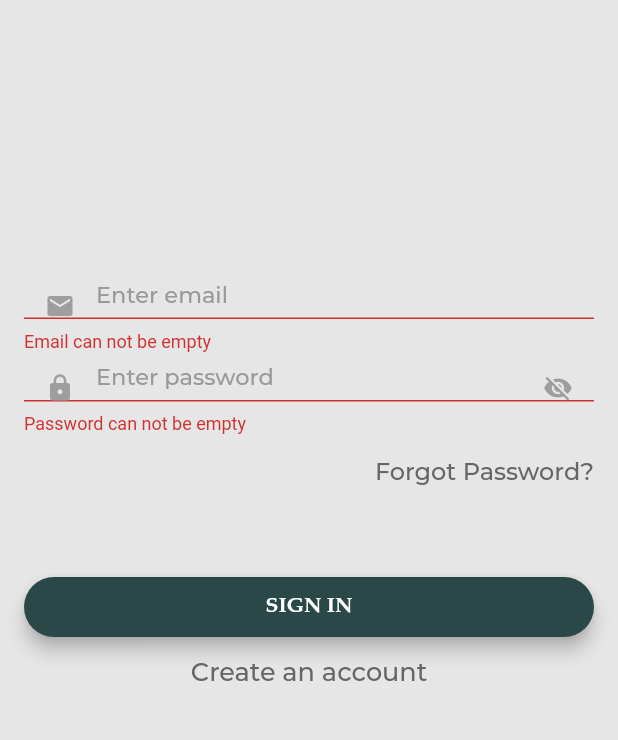
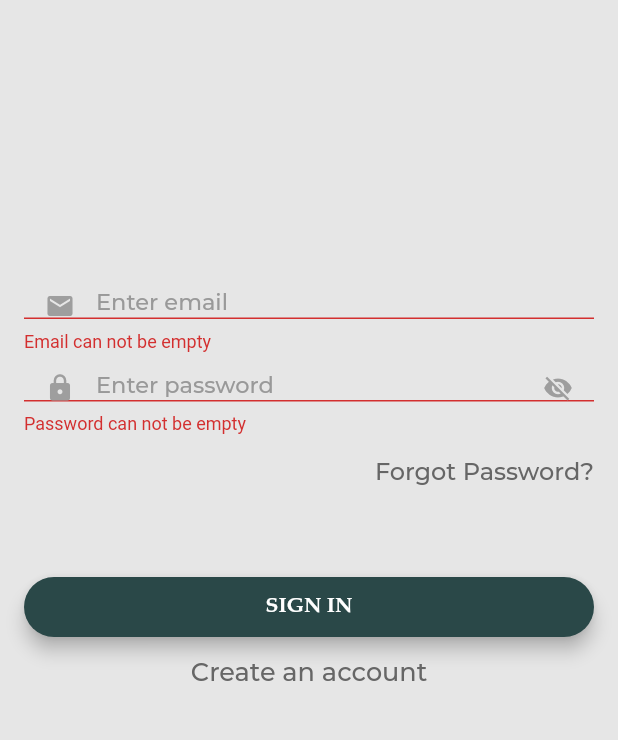
Before and after one commit to Ezhik1998/driver, a Flutter app: the screen it shows after launch, after a tap on "SIGN IN", on a phone screen of 412 x 824 dp, the part 365-1105 px from its top. Run offline on Flutter 3.47's test engine with Material 2 defaults, Android fonts, the phone set to English and light mode, and no system bars; our stand-ins replace cloud_firestore, firebase_auth, splashscreen; accounts and stored records are empty; project files that could hold a hidden picture were left out.

```diff
--- a/lib/pages/signIn_signUp_Page.dart
+++ b/lib/pages/signIn_signUp_Page.dart
@@ -1,6 +1,8 @@
 import 'package:flutter/material.dart';
 import 'package:driver/services/firebaseAuthUtils.dart';
-import 'package:driver/enums/enums.dart';
+import 'package:cloud_firestore/cloud_firestore.dart';
+
+// import 'package:driver/enums/enums.dart';
 
 // enum FormType { SIGN_IN, SIGN_UP, RESET }
 
@@ -41,31 +43,41 @@ class _SignInSignUpPageState extends State<SignInSignUpPage> {
   }
 
 // Perform sign in/sign up
-  void _validateAndSubmit() async {
+  Future<String> _validateAndSubmit() async {
+    // print("validateAndSubmit");
     setState(() {
       _errorMessage = "";
       _isLoading = true;
     });
+    // print("Error message: $_errorMessage");
     if (_validateAndSave()) {
       String userId = "";
+      // print("validateAndSave - true");
+      // print("Is reset: $_isResetForm");
       try {
         if (_isSignInForm) {
           userId = await widget.auth.signIn(_email, _password);
-          print("Sign in user: $userId");
+          // print("Sign in user: $userId");
         } else if (_isResetForm) {
           await widget.auth.sendPasswordResetEmail(_email);
           print("Password was reset");
-          setState(() {
-            // _formState = FormType.SIGN_IN;
-            _isSignInForm = true;
-            // _isResetForm = false;
-            _showForgotPassword = true;
-          });
+          // setState(() {
+          //         _isResetForm = !_isResetForm;
+          //         _isSignInForm = true;
+          //         // _showForgotPassword = true;
+          //       });
+          // setState(() {
+          //   // _formState = FormType.SIGN_IN;
+          //   _isSignInForm = true;
+          //   _isResetForm = !_isResetForm;
+          //   // _isResetForm = false;
+          //   _showForgotPassword = true;
+          // });
         } else {
-          userId = await widget.auth.signUp(_email, _password);
+          userId = await widget.auth.signUp(_name, _email, _password);
           widget.auth.sendEmailVerification();
           _showVerifyEmailSentDialog();
-          print("Sign up user: $userId");
+          // print("Sign up user: $userId");
         }
         setState(() {
           _isLoading = false;
@@ -73,17 +85,19 @@ class _SignInSignUpPageState extends State<SignInSignUpPage> {
         if (userId.length > 0 && userId != null && _isSignInForm)
           widget.onSignedIn();
       } catch (e) {
-        print(e);
+        // print("Error: $e");
         setState(() {
           _isLoading = false;
           if (_isIos)
             _errorMessage = e.details;
           else
             _errorMessage = e.message;
+          // print("In err: $_errorMessage");
           // _formKey.currentState.reset();
         });
       }
     }
+    return _errorMessage;
   }
 
   @override
@@ -100,6 +114,7 @@ class _SignInSignUpPageState extends State<SignInSignUpPage> {
   }
 
   void toggleForm() {
+    print("in toggle");
     _formKey.currentState.reset();
     _errorMessage = "";
     setState(() {
@@ -130,6 +145,7 @@ class _SignInSignUpPageState extends State<SignInSignUpPage> {
         context: context,
         builder: (BuildContext context) {
           return AlertDialog(
+            backgroundColor: Color(0xFF2a4848),
             title: Text('Verify your account'),
             content: Text('Link verify has been sent to your email'),
             actions: <Widget>[
@@ -166,6 +182,8 @@ class _SignInSignUpPageState extends State<SignInSignUpPage> {
             _showLogo(),
             _showText(),
             _showNameInput(),
+            // _showEmailInput(),
+            // _showPasswordInput(),
             _isResetForm ? _showEmailInput(false) : _showEmailInput(true),
             _isResetForm ? _showEmailInput(true) : _showPasswordInput(),
             _showForgotPasswordButton(),
@@ -257,23 +275,50 @@ class _SignInSignUpPageState extends State<SignInSignUpPage> {
         child: Builder(
           builder: (context) => RaisedButton(
             onPressed: () {
-              _validateAndSubmit();
-              // Dismiss the keyboard
-              FocusScopeNode currentFocus = FocusScope.of(context);
-              if (!currentFocus.hasPrimaryFocus) {
-                currentFocus.unfocus();
-              }
-              if (_isResetForm) {
+              _validateAndSubmit().then((_err) {
+                // print("_err: $_err");
+                // print("_isResetForm: $_isResetForm");
+                if (_isResetForm && _email != null && _err == "") {
                   setState(() {
+                    // _formState = FormType.SIGN_IN;
+                    _isSignInForm = true;
                     _isResetForm = !_isResetForm;
+                    // _isResetForm = false;
+                    _showForgotPassword = true;
                   });
-                print("snackbar");
+                  // setState(() {
+                  //   _isResetForm = !_isResetForm;
+                  //   _isSignInForm = true;
+                  //   // _showForgotPassword = true;
+                  // });
+                  // print("snackbar");
                   Scaffold.of(context).showSnackBar(SnackBar(
                     content:
                         Text("A password reset link has been sent to $_email"),
                     duration: const Duration(seconds: 3),
                   ));
                 }
+              });
+              // Dismiss the keyboard
+              FocusScopeNode currentFocus = FocusScope.of(context);
+              if (!currentFocus.hasPrimaryFocus) {
+                currentFocus.unfocus();
+              }
+              // print("Error in showButton: $_errorMessage");
+              // print("Email: $_email");
+              // if (_isResetForm && _email != null) {
+              //   // setState(() {
+              //   //   _isResetForm = !_isResetForm;
+              //   //   _isSignInForm = true;
+              //   //   // _showForgotPassword = true;
+              //   // });
+              //   print("snackbar");
+              //   Scaffold.of(context).showSnackBar(SnackBar(
+              //     content:
+              //         Text("A password reset link has been sent to $_email"),
+              //     duration: const Duration(seconds: 3),
+              //   ));
+              // }
             },
             elevation: 5.0,
             shape: RoundedRectangleBorder(
@@ -282,7 +327,10 @@ class _SignInSignUpPageState extends State<SignInSignUpPage> {
             child: Text(
               _isSignInForm ? "SIGN IN" : _isResetForm ? "SUBMIT" : "SIGN UP",
               style: TextStyle(
-                  fontSize: 14.0, color: Colors.white, fontFamily: "Palatino", fontWeight: FontWeight.bold),
+                  fontSize: 14.0,
+                  color: Colors.white,
+                  fontFamily: "Palatino",
+                  fontWeight: FontWeight.bold),
             ),
 
             // _isSignInForm
@@ -318,11 +366,14 @@ class _SignInSignUpPageState extends State<SignInSignUpPage> {
               maxLines: 1,
               obscureText: _obscurePassword,
               autofocus: false,
-              style: TextStyle(color: Color(0xFF2a4848), fontSize: 15.0,
+              style: TextStyle(
+                color: Color(0xFF2a4848),
+                fontSize: 15.0,
                 fontFamily: "Montserrat",
-                    fontWeight: FontWeight.w300,),
+                fontWeight: FontWeight.w300,
+              ),
               decoration: InputDecoration(
-                  contentPadding: EdgeInsets.only(top: 10),
+                  contentPadding: EdgeInsets.only(top: 15),
                   focusedBorder: OutlineInputBorder(
                       borderRadius: BorderRadius.circular(20.0),
                       borderSide: BorderSide(color: Color(0xFF3C5859))),
@@ -334,7 +385,8 @@ class _SignInSignUpPageState extends State<SignInSignUpPage> {
                     color: Color(0xFF999999),
                     fontSize: 15.0,
                     fontFamily: "Montserrat",
-                      fontWeight: FontWeight.w300,),
+                    fontWeight: FontWeight.w300,
+                  ),
                   prefixIcon: Icon(
                     Icons.lock,
                     color: Colors.grey,
@@ -369,7 +421,8 @@ class _SignInSignUpPageState extends State<SignInSignUpPage> {
         Visibility(
           child: Container(
             height: 50.0,
-            child: _showForgotPassword ? FlatButton(
+            child: _showForgotPassword
+                ? FlatButton(
                     padding: EdgeInsets.only(right: 0.0),
                     child: Text(
                       "Forgot Password?",
@@ -386,7 +439,8 @@ class _SignInSignUpPageState extends State<SignInSignUpPage> {
                         _isSignInForm = false;
                         _showForgotPassword = !_showForgotPassword;
                       });
-                }) : null,
+                    })
+                : null,
           ),
           // visible: _showForgotPassword,
         ),
@@ -395,20 +449,28 @@ class _SignInSignUpPageState extends State<SignInSignUpPage> {
   }
 
   _showEmailInput(bool shouldShow) {
+    // print("////");
+    // print("in email");
+    // print(shouldShow);
+    // print(_email);
     return Padding(
         padding: EdgeInsets.fromLTRB(0.0, 15.0, 0.0, 0.0),
         child: Container(
           height: 40,
-          child: shouldShow ? TextFormField(
+          child: shouldShow
+              ? TextFormField(
                   maxLines: 1,
                   keyboardType: TextInputType.emailAddress,
                   // obscureText: true,
                   autofocus: false,
-            style: TextStyle(color: Color(0xFF2a4848), fontSize: 15.0,
+                  style: TextStyle(
+                    color: Color(0xFF2a4848),
+                    fontSize: 15.0,
                     fontFamily: "Montserrat",
-                    fontWeight: FontWeight.w300,),
+                    fontWeight: FontWeight.w300,
+                  ),
                   decoration: InputDecoration(
-                contentPadding: EdgeInsets.only(top: 10),
+                      contentPadding: EdgeInsets.only(top: 15),
                       focusedBorder: OutlineInputBorder(
                           borderRadius: BorderRadius.circular(20.0),
                           borderSide: BorderSide(color: Color(0xFF3C5859))),
@@ -420,7 +482,8 @@ class _SignInSignUpPageState extends State<SignInSignUpPage> {
                         color: Color(0xFF999999),
                         fontSize: 15.0,
                         fontFamily: "Montserrat",
-                    fontWeight: FontWeight.w300,),
+                        fontWeight: FontWeight.w300,
+                      ),
                       prefixIcon: Icon(
                         Icons.email,
                         color: Colors.grey,
@@ -429,7 +492,8 @@ class _SignInSignUpPageState extends State<SignInSignUpPage> {
                   validator: (value) =>
                       value.isEmpty ? "Email can not be empty" : null,
                   onSaved: (value) => _email = value.trim(),
-          ) : null,
+                )
+              : null,
         ));
   }
 
@@ -445,7 +509,7 @@ class _SignInSignUpPageState extends State<SignInSignUpPage> {
                     autofocus: false,
                     style: TextStyle(color: Color(0xFF2a4848)),
                     decoration: InputDecoration(
-                        contentPadding: EdgeInsets.only(top: 10),
+                        contentPadding: EdgeInsets.only(top: 15),
                         focusedBorder: OutlineInputBorder(
                             borderRadius: BorderRadius.circular(20.0),
                             borderSide: BorderSide(color: Color(0xFF3C5859))),
```
Lines whose indentation alone changed are shown as unchanged.
